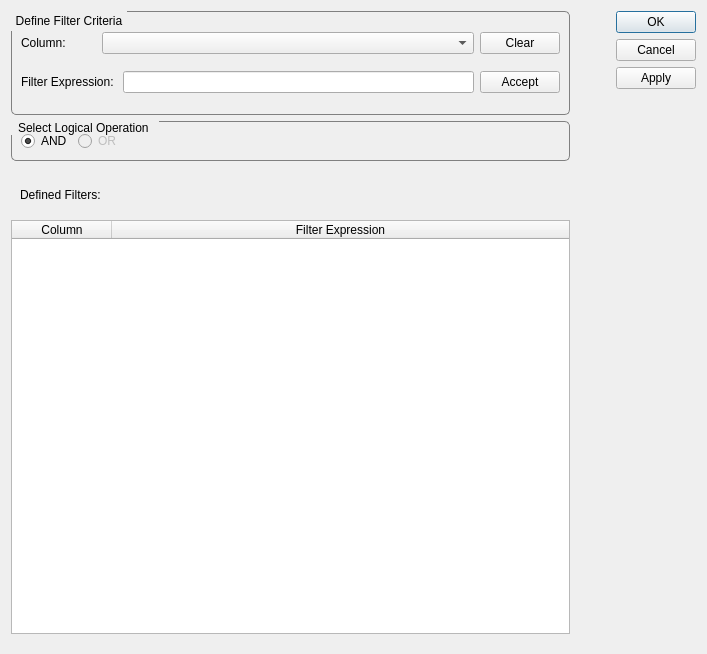
First picture: the form in widgets/MetricViewFilterDialog.ui, repository OpenSpeedShop/cbtf-argonavis-gui, before the edit.
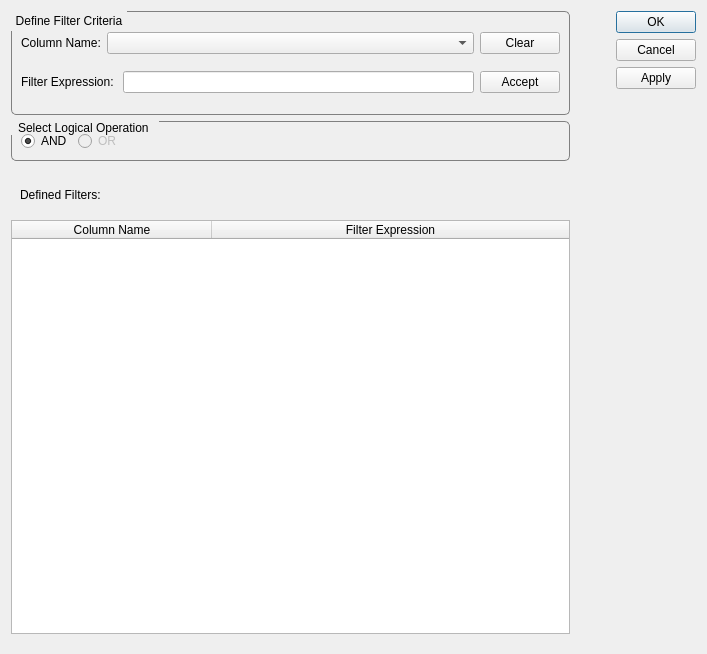
Second picture: the form after the edit.

Commit message: Fix ViewSortFilterProxyModel::filterAcceptsRow logic.

The edit to the form file:
```diff
--- a/widgets/MetricViewFilterDialog.ui
+++ b/widgets/MetricViewFilterDialog.ui
@@ -70,7 +70,7 @@
           <item>
            <widget class="QLabel" name="label_Column">
             <property name="text">
-             <string>Column:</string>
+             <string>Column Name:</string>
             </property>
            </widget>
           </item>
@@ -224,15 +224,15 @@
           <property name="selectionBehavior">
            <enum>QAbstractItemView::SelectRows</enum>
           </property>
-          <attribute name="horizontalHeaderMinimumSectionSize">
-           <number>1</number>
+          <attribute name="horizontalHeaderDefaultSectionSize">
+           <number>200</number>
           </attribute>
           <attribute name="horizontalHeaderStretchLastSection">
            <bool>true</bool>
           </attribute>
           <column>
            <property name="text">
-            <string>Column</string>
+            <string>Column Name</string>
            </property>
           </column>
           <column>
```
Left out of the diff: 6 changed lines with no effect on the pictures. The commit also changes 3 other files.
